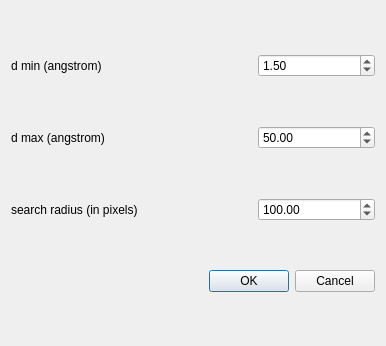
Above: apps/NSXQt/ui/DialogCalculatedPeaks.ui from k61n/openhkl before the change. Below: the same form after it.
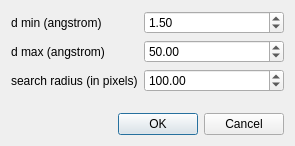
That is the form after the change.

Commit message: cosmetic refactoring for incorporate calculated peaks dialog

```diff
--- a/apps/NSXQt/ui/DialogCalculatedPeaks.ui
+++ b/apps/NSXQt/ui/DialogCalculatedPeaks.ui
@@ -6,8 +6,8 @@
    <rect>
     <x>0</x>
     <y>0</y>
-    <width>386</width>
-    <height>346</height>
+    <width>295</width>
+    <height>146</height>
    </rect>
   </property>
   <property name="windowTitle">
@@ -15,13 +15,15 @@
   </property>
   <layout class="QGridLayout" name="gridLayout">
    <item row="0" column="0">
+    <layout class="QFormLayout" name="formLayout">
+     <item row="0" column="0">
     <widget class="QLabel" name="label">
      <property name="text">
       <string>d min (angstrom)</string>
      </property>
     </widget>
    </item>
-   <item row="0" column="2">
+     <item row="0" column="1">
     <widget class="QDoubleSpinBox" name="dMinSpinBox">
      <property name="maximum">
       <double>1000.000000000000000</double>
@@ -41,7 +43,7 @@
      </property>
     </widget>
    </item>
-   <item row="1" column="2">
+     <item row="1" column="1">
     <widget class="QDoubleSpinBox" name="dMaxSpinBox">
      <property name="maximum">
       <double>1000.000000000000000</double>
@@ -54,14 +56,14 @@
      </property>
     </widget>
    </item>
-   <item row="2" column="0" colspan="2">
+     <item row="2" column="0">
     <widget class="QLabel" name="label_3">
      <property name="text">
       <string>search radius (in pixels)</string>
      </property>
     </widget>
    </item>
-   <item row="2" column="2">
+     <item row="2" column="1">
     <widget class="QDoubleSpinBox" name="radiusSpinBox">
      <property name="maximum">
       <double>1000000.000000000000000</double>
@@ -74,7 +76,9 @@
      </property>
     </widget>
    </item>
-   <item row="3" column="1" colspan="2">
+    </layout>
+   </item>
+   <item row="1" column="0">
     <widget class="QDialogButtonBox" name="buttonBox">
      <property name="orientation">
       <enum>Qt::Horizontal</enum>
```
Lines whose indentation alone changed are shown as unchanged.
